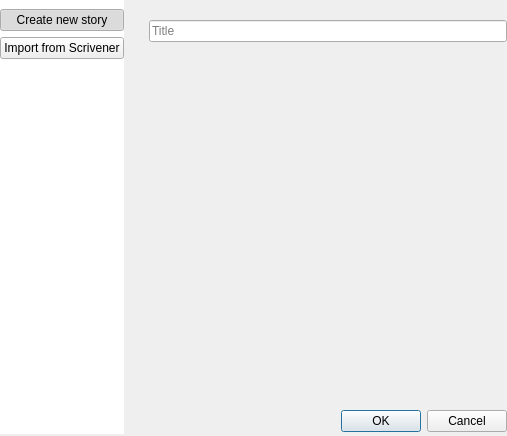
Above: ui/story_creation_dialog.ui from zkovari/plotlyst before the change. Below: the same form after it.
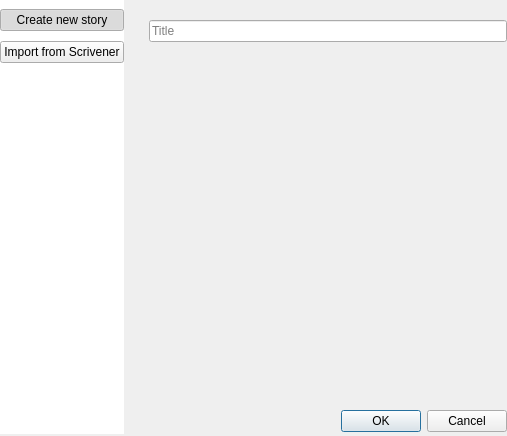
That is the form after the change. Custom widgets are drawn as their Qt base class.

Commit message: Polish story creation dialog

```diff
--- a/ui/story_creation_dialog.ui
+++ b/ui/story_creation_dialog.ui
@@ -52,7 +52,7 @@
        </property>
        <layout class="QVBoxLayout" name="verticalLayout">
         <property name="spacing">
-         <number>0</number>
+         <number>4</number>
         </property>
         <property name="leftMargin">
          <number>0</number>
```
Left out of the diff: 2 changed lines with no effect on the pictures. The commit also changes 2 other files.
